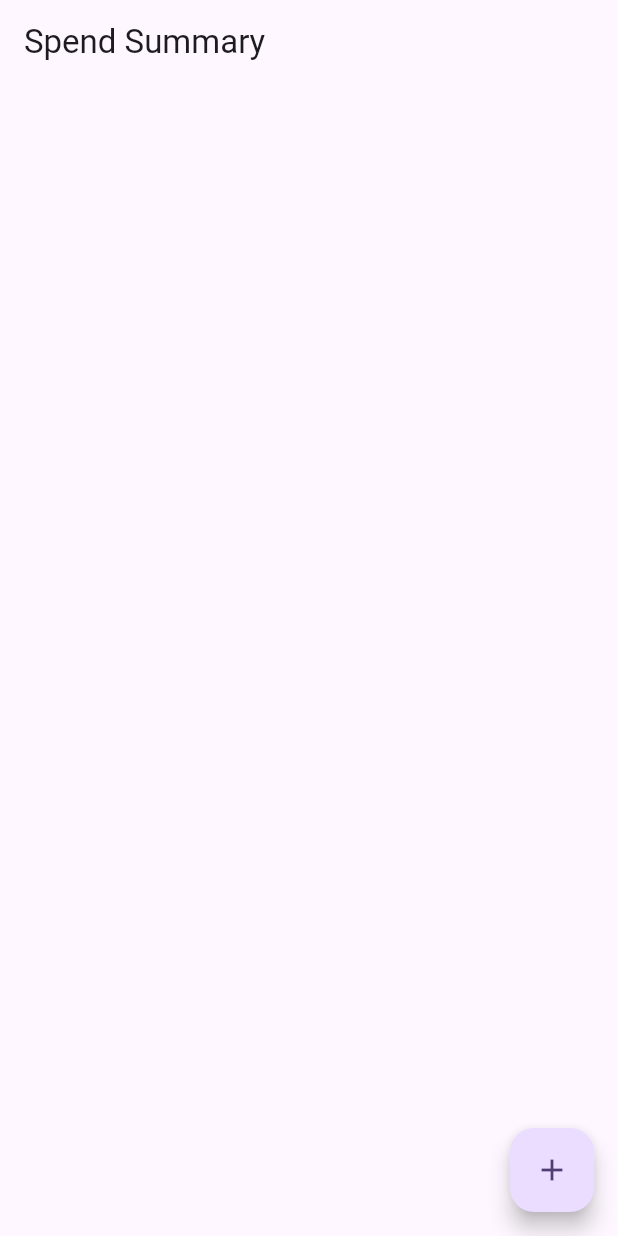
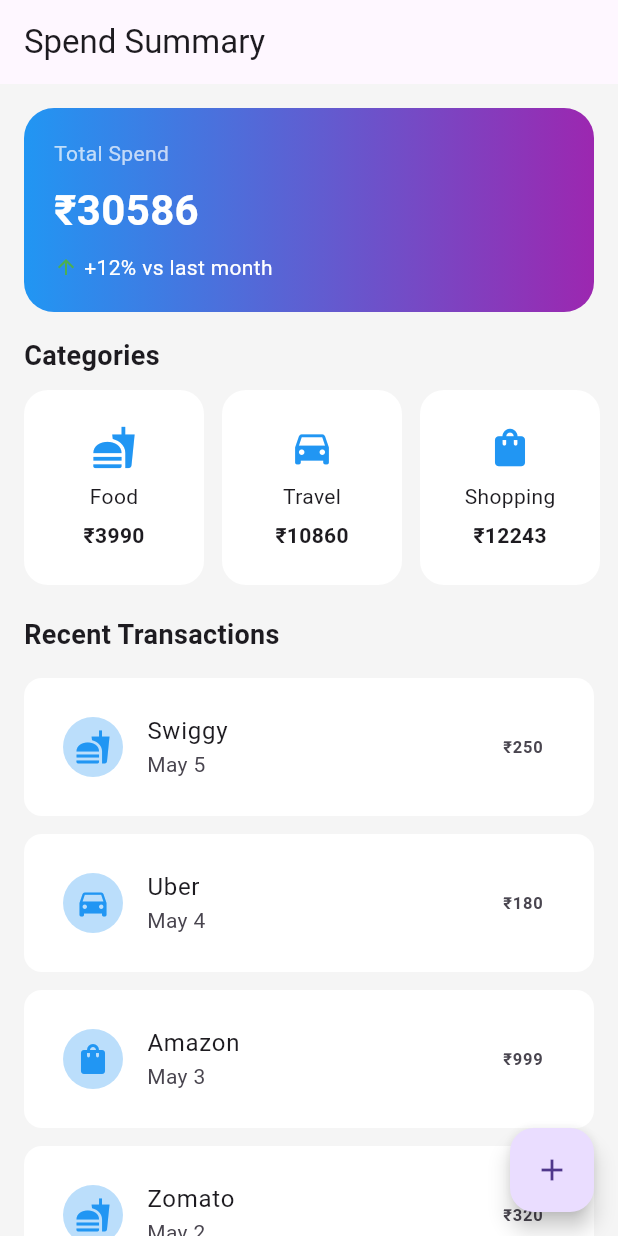
Before and after one commit to Yash2121m/infinity_consultants_assingment, a Flutter app: the screen it shows after launch, on a phone screen of 412 x 824 dp. Run offline on Flutter 3.47's test engine with Material 3 defaults, Android fonts, the phone set to English and light mode, and no system bars.

Commit message:
UI and Widgets

```diff
--- a/lib/data/mock_data.dart
+++ b/lib/data/mock_data.dart
@@ -4,12 +4,311 @@
 import '../models/transaction_model.dart';
 
 List<Category> categories = [
-  Category(name: "Food", icon: Icons.fastfood, amount: 4500),
-  Category(name: "Travel", icon: Icons.flight, amount: 3000),
-  Category(name: "Shopping", icon: Icons.shopping_bag, amount: 5000),
+  Category(name: "Food", icon: Icons.fastfood),
+  Category(name: "Travel", icon: Icons.directions_car),
+  Category(name: "Shopping", icon: Icons.shopping_bag),
+  Category(name: "Entertainment", icon: Icons.movie),
 ];
 
 List<TransactionModel> transactions = [
-  TransactionModel(title: "Swiggy", date: "May 5", amount: 250, icon: Icons.fastfood),
-  TransactionModel(title: "Uber", date: "May 4", amount: 180, icon: Icons.directions_car),
+  TransactionModel(
+    title: "Swiggy",
+    date: "May 5",
+    amount: 250,
+    icon: Icons.fastfood,
+  ),
+  TransactionModel(
+    title: "Uber",
+    date: "May 4",
+    amount: 180,
+    icon: Icons.directions_car,
+  ),
+  TransactionModel(
+    title: "Amazon",
+    date: "May 3",
+    amount: 999,
+    icon: Icons.shopping_bag,
+  ),
+  TransactionModel(
+    title: "Zomato",
+    date: "May 2",
+    amount: 320,
+    icon: Icons.fastfood,
+  ),
+  TransactionModel(
+    title: "Netflix",
+    date: "May 1",
+    amount: 499,
+    icon: Icons.movie,
+  ),
+  TransactionModel(
+    title: "IRCTC",
+    date: "Apr 30",
+    amount: 1200,
+    icon: Icons.train,
+  ),
+  TransactionModel(
+    title: "Flipkart",
+    date: "Apr 29",
+    amount: 750,
+    icon: Icons.shopping_cart,
+  ),
+  TransactionModel(
+    title: "Swiggy",
+    date: "May 5",
+    amount: 250,
+    icon: Icons.fastfood,
+  ),
+  TransactionModel(
+    title: "Uber",
+    date: "May 4",
+    amount: 180,
+    icon: Icons.directions_car,
+  ),
+  TransactionModel(
+    title: "Amazon",
+    date: "May 3",
+    amount: 999,
+    icon: Icons.shopping_bag,
+  ),
+  TransactionModel(
+    title: "Zomato",
+    date: "May 2",
+    amount: 320,
+    icon: Icons.fastfood,
+  ),
+  TransactionModel(
+    title: "Netflix",
+    date: "May 1",
+    amount: 499,
+    icon: Icons.movie,
+  ),
+  TransactionModel(
+    title: "IRCTC",
+    date: "Apr 30",
+    amount: 1200,
+    icon: Icons.train,
+  ),
+  TransactionModel(
+    title: "Flipkart",
+    date: "Apr 29",
+    amount: 750,
+    icon: Icons.shopping_cart,
+  ),
+  TransactionModel(
+    title: "Swiggy",
+    date: "May 5",
+    amount: 250,
+    icon: Icons.fastfood,
+  ),
+  TransactionModel(
+    title: "Uber",
+    date: "May 4",
+    amount: 180,
+    icon: Icons.directions_car,
+  ),
+  TransactionModel(
+    title: "Amazon",
+    date: "May 3",
+    amount: 999,
+    icon: Icons.shopping_bag,
+  ),
+  TransactionModel(
+    title: "Zomato",
+    date: "May 2",
+    amount: 320,
+    icon: Icons.fastfood,
+  ),
+  TransactionModel(
+    title: "Netflix",
+    date: "May 1",
+    amount: 499,
+    icon: Icons.movie,
+  ),
+  TransactionModel(
+    title: "IRCTC",
+    date: "Apr 30",
+    amount: 1200,
+    icon: Icons.train,
+  ),
+  TransactionModel(
+    title: "Flipkart",
+    date: "Apr 29",
+    amount: 750,
+    icon: Icons.shopping_cart,
+  ),
+  TransactionModel(
+    title: "Swiggy",
+    date: "May 5",
+    amount: 250,
+    icon: Icons.fastfood,
+  ),
+  TransactionModel(
+    title: "Uber",
+    date: "May 4",
+    amount: 180,
+    icon: Icons.directions_car,
+  ),
+  TransactionModel(
+    title: "Amazon",
+    date: "May 3",
+    amount: 999,
+    icon: Icons.shopping_bag,
+  ),
+  TransactionModel(
+    title: "Zomato",
+    date: "May 2",
+    amount: 320,
+    icon: Icons.fastfood,
+  ),
+  TransactionModel(
+    title: "Netflix",
+    date: "May 1",
+    amount: 499,
+    icon: Icons.movie,
+  ),
+  TransactionModel(
+    title: "IRCTC",
+    date: "Apr 30",
+    amount: 1200,
+    icon: Icons.train,
+  ),
+  TransactionModel(
+    title: "Flipkart",
+    date: "Apr 29",
+    amount: 750,
+    icon: Icons.shopping_cart,
+  ),
+  TransactionModel(
+    title: "Swiggy",
+    date: "May 5",
+    amount: 250,
+    icon: Icons.fastfood,
+  ),
+  TransactionModel(
+    title: "Uber",
+    date: "May 4",
+    amount: 180,
+    icon: Icons.directions_car,
+  ),
+  TransactionModel(
+    title: "Amazon",
+    date: "May 3",
+    amount: 999,
+    icon: Icons.shopping_bag,
+  ),
+  TransactionModel(
+    title: "Zomato",
+    date: "May 2",
+    amount: 320,
+    icon: Icons.fastfood,
+  ),
+  TransactionModel(
+    title: "Netflix",
+    date: "May 1",
+    amount: 499,
+    icon: Icons.movie,
+  ),
+  TransactionModel(
+    title: "IRCTC",
+    date: "Apr 30",
+    amount: 1200,
+    icon: Icons.train,
+  ),
+  TransactionModel(
+    title: "Flipkart",
+    date: "Apr 29",
+    amount: 750,
+    icon: Icons.shopping_cart,
+  ),
+  TransactionModel(
+    title: "Swiggy",
+    date: "May 5",
+    amount: 250,
+    icon: Icons.fastfood,
+  ),
+  TransactionModel(
+    title: "Uber",
+    date: "May 4",
+    amount: 180,
+    icon: Icons.directions_car,
+  ),
+  TransactionModel(
+    title: "Amazon",
+    date: "May 3",
+    amount: 999,
+    icon: Icons.shopping_bag,
+  ),
+  TransactionModel(
+    title: "Zomato",
+    date: "May 2",
+    amount: 320,
+    icon: Icons.fastfood,
+  ),
+  TransactionModel(
+    title: "Netflix",
+    date: "May 1",
+    amount: 499,
+    icon: Icons.movie,
+  ),
+  TransactionModel(
+    title: "IRCTC",
+    date: "Apr 30",
+    amount: 1200,
+    icon: Icons.train,
+  ),
+  TransactionModel(
+    title: "Flipkart",
+    date: "Apr 29",
+    amount: 750,
+    icon: Icons.shopping_cart,
+  ),
+  TransactionModel(
+    title: "Swiggy",
+    date: "May 5",
+    amount: 250,
+    icon: Icons.fastfood,
+  ),
+  TransactionModel(
+    title: "Uber",
+    date: "May 4",
+    amount: 180,
+    icon: Icons.directions_car,
+  ),
+  TransactionModel(
+    title: "Amazon",
+    date: "May 3",
+    amount: 999,
+    icon: Icons.shopping_bag,
+  ),
+  TransactionModel(
+    title: "Zomato",
+    date: "May 2",
+    amount: 320,
+    icon: Icons.fastfood,
+  ),
+  TransactionModel(
+    title: "Netflix",
+    date: "May 1",
+    amount: 499,
+    icon: Icons.movie,
+  ),
+  TransactionModel(
+    title: "IRCTC",
+    date: "Apr 30",
+    amount: 1200,
+    icon: Icons.train,
+  ),
+  TransactionModel(
+    title: "Flipkart",
+    date: "Apr 29",
+    amount: 750,
+    icon: Icons.shopping_cart,
+  ),
+  TransactionModel(
+    title: "IRCTC",
+    date: "Apr 30",
+    amount: 1200,
+    icon: Icons.train,
+  ),
 ];
--- a/lib/main.dart
+++ b/lib/main.dart
@@ -1,4 +1,5 @@
 import 'package:flutter/material.dart';
+import 'package:infinity_consultants_assingment/screens/spend_summary_screen.dart';
 
 void main() {
   runApp(const MyApp());
@@ -7,7 +8,6 @@
 class MyApp extends StatelessWidget {
   const MyApp({super.key});
 
-  // This widget is the root of your application.
   @override
   Widget build(BuildContext context) {
     return MaterialApp(
@@ -16,6 +16,7 @@
         colorScheme: .fromSeed(seedColor: Colors.deepPurple),
       ),
       home: const MyHomePage(title: 'Flutter Demo Home Page'),
+      debugShowCheckedModeBanner: false,
     );
   }
 }
@@ -32,18 +33,14 @@
 
   @override
   Widget build(BuildContext context) {
-    return Scaffold(
-      appBar: AppBar(title: Text("Spend Summary")),
-      floatingActionButton: FloatingActionButton(
-        onPressed: () {},
-        child: Icon(Icons.add),
+    return MaterialApp(
+      debugShowCheckedModeBanner: false,
+      title: 'Spend Summary',
+      theme: ThemeData(
+        primarySwatch: Colors.blue,
+        scaffoldBackgroundColor: Colors.grey.shade100,
       ),
-      body: SingleChildScrollView(
-        child: Column(
-          children: [
-          ],
-        ),
-      ),
+      home: const SpendSummaryScreen(),
     );
   }
 }
--- a/lib/models/category_model.dart
+++ b/lib/models/category_model.dart
@@ -3,7 +3,9 @@
 class Category {
   final String name;
   final IconData icon;
-  final double amount;
 
-  Category({required this.name, required this.icon, required this.amount});
+  Category({
+    required this.name,
+    required this.icon,
+  });
 }
--- /dev/null
+++ b/lib/screens/spend_summary_screen.dart
@@ -0,0 +1,79 @@
+import 'package:flutter/material.dart';
+import '../widgets/header_card.dart';
+import '../widgets/category_item.dart';
+import '../widgets/transaction_item.dart';
+import '../data/mock_data.dart';
+
+class SpendSummaryScreen extends StatelessWidget {
+  const SpendSummaryScreen({super.key});
+
+  @override
+  Widget build(BuildContext context) {
+    return Scaffold(
+      appBar: AppBar(
+        title: const Text("Spend Summary"),
+        elevation: 0,
+      ),
+      floatingActionButton: FloatingActionButton(
+        onPressed: () {
+        },
+        child: const Icon(Icons.add),
+      ),
+      body: SafeArea(
+        child: SingleChildScrollView(
+          child: Column(
+            crossAxisAlignment: CrossAxisAlignment.start,
+            children: [
+              const HeaderCard(),
+
+              const Padding(
+                padding: EdgeInsets.symmetric(horizontal: 16),
+                child: Text(
+                  "Categories",
+                  style: TextStyle(fontSize: 18, fontWeight: FontWeight.bold),
+                ),
+              ),
+
+              const SizedBox(height: 10),
+
+              SizedBox(
+                height: 130,
+                child: ListView.builder(
+                  padding: const EdgeInsets.only(left: 16),
+                  scrollDirection: Axis.horizontal,
+                  itemCount: categories.length,
+                  itemBuilder: (context, index) {
+                    return CategoryItem(category: categories[index]);
+                  },
+                ),
+              ),
+
+              const SizedBox(height: 20),
+
+              const Padding(
+                padding: EdgeInsets.symmetric(horizontal: 16),
+                child: Text(
+                  "Recent Transactions",
+                  style: TextStyle(fontSize: 18, fontWeight: FontWeight.bold),
+                ),
+              ),
+
+              const SizedBox(height: 10),
+
+              ListView.builder(
+                shrinkWrap: true,
+                physics: const NeverScrollableScrollPhysics(),
+                itemCount: transactions.length,
+                itemBuilder: (context, index) {
+                  return TransactionItem(transaction: transactions[index]);
+                },
+              ),
+
+              const SizedBox(height: 20),
+            ],
+          ),
+        ),
+      ),
+    );
+  }
+}
--- /dev/null
+++ b/lib/utils/calculations.dart
@@ -0,0 +1,27 @@
+import 'package:flutter/material.dart';
+
+import '../models/transaction_model.dart';
+
+double getTotalSpend(List<TransactionModel> transactions) {
+  return transactions.fold(0, (sum, item) => sum + item.amount);
+}
+
+double getCategoryTotal(
+    List<TransactionModel> transactions, String category) {
+  return transactions.where((t) {
+    if (category == "Food") {
+      return t.icon == Icons.fastfood;
+    } else if (category == "Travel") {
+      return t.icon == Icons.directions_car ||
+          t.icon == Icons.train ||
+          t.icon == Icons.flight;
+    } else if (category == "Shopping") {
+      return t.icon == Icons.shopping_bag ||
+          t.icon == Icons.shopping_cart;
+    } else if (category == "Entertainment") {
+      return t.icon == Icons.movie;
+    }
+    return false;
+  })
+      .fold(0, (sum, item) => sum + item.amount);
+}
--- /dev/null
+++ b/lib/widgets/category_item.dart
@@ -0,0 +1,43 @@
+import 'package:flutter/material.dart';
+import '../data/mock_data.dart';
+import '../models/category_model.dart';
+import '../utils/calculations.dart';
+
+class CategoryItem extends StatefulWidget {
+  final Category category;
+
+  const CategoryItem({super.key, required this.category});
+
+  @override
+  State<CategoryItem> createState() => _CategoryItemState();
+}
+
+class _CategoryItemState extends State<CategoryItem> {
+  double get amount => getCategoryTotal(transactions, widget.category.name);
+
+  @override
+  Widget build(BuildContext context) {
+    return Container(
+      width: 120,
+      margin: const EdgeInsets.only(right: 12),
+      padding: const EdgeInsets.all(12),
+      decoration: BoxDecoration(
+        color: Colors.white,
+        borderRadius: BorderRadius.circular(16),
+      ),
+      child: Column(
+        mainAxisAlignment: MainAxisAlignment.center,
+        children: [
+          Icon(widget.category.icon, size: 30, color: Colors.blue),
+          const SizedBox(height: 8),
+          Text(widget.category.name),
+          const SizedBox(height: 6),
+          Text(
+            "₹${amount.toStringAsFixed(0)}",
+            style: const TextStyle(fontWeight: FontWeight.bold),
+          ),
+        ],
+      ),
+    );
+  }
+}
--- /dev/null
+++ b/lib/widgets/header_card.dart
@@ -0,0 +1,58 @@
+import 'package:flutter/material.dart';
+import '../data/mock_data.dart';
+
+import '../utils/calculations.dart';
+
+class HeaderCard extends StatefulWidget {
+  const HeaderCard({super.key});
+
+  @override
+  State<HeaderCard> createState() => _HeaderCardState();
+}
+
+class _HeaderCardState extends State<HeaderCard> {
+  double total = getTotalSpend(transactions);
+
+  @override
+  Widget build(BuildContext context) {
+    return Container(
+      margin: const EdgeInsets.all(16),
+      padding: const EdgeInsets.all(20),
+      decoration: BoxDecoration(
+        borderRadius: BorderRadius.circular(20),
+        gradient: const LinearGradient(
+          colors: [Colors.blue, Colors.purple],
+        ),
+      ),
+      child: Column(
+        crossAxisAlignment: CrossAxisAlignment.start,
+        children: [
+          const Text(
+            "Total Spend",
+            style: TextStyle(color: Colors.white70),
+          ),
+          const SizedBox(height: 8),
+          Text(
+            "₹${total.toStringAsFixed(0)}",
+            style: const TextStyle(
+              fontSize: 28,
+              fontWeight: FontWeight.bold,
+              color: Colors.white,
+            ),
+          ),
+          const SizedBox(height: 8),
+          const Row(
+            children: [
+              Icon(Icons.arrow_upward, color: Colors.green, size: 16),
+              SizedBox(width: 4),
+              Text(
+                "+12% vs last month",
+                style: TextStyle(color: Colors.white),
+              ),
+            ],
+          )
+        ],
+      ),
+    );
+  }
+}
--- /dev/null
+++ b/lib/widgets/transaction_item.dart
@@ -0,0 +1,32 @@
+import 'package:flutter/material.dart';
+import '../models/transaction_model.dart';
+
+class TransactionItem extends StatelessWidget {
+  final TransactionModel transaction;
+
+  const TransactionItem({super.key, required this.transaction});
+
+  @override
+  Widget build(BuildContext context) {
+    return Container(
+      margin: const EdgeInsets.symmetric(horizontal: 16, vertical: 6),
+      padding: const EdgeInsets.all(10),
+      decoration: BoxDecoration(
+        color: Colors.white,
+        borderRadius: BorderRadius.circular(12),
+      ),
+      child: ListTile(
+        leading: CircleAvatar(
+          backgroundColor: Colors.blue.shade100,
+          child: Icon(transaction.icon, color: Colors.blue),
+        ),
+        title: Text(transaction.title),
+        subtitle: Text(transaction.date),
+        trailing: Text(
+          "₹${transaction.amount.toStringAsFixed(0)}",
+          style: const TextStyle(fontWeight: FontWeight.bold),
+        ),
+      ),
+    );
+  }
+}
```
